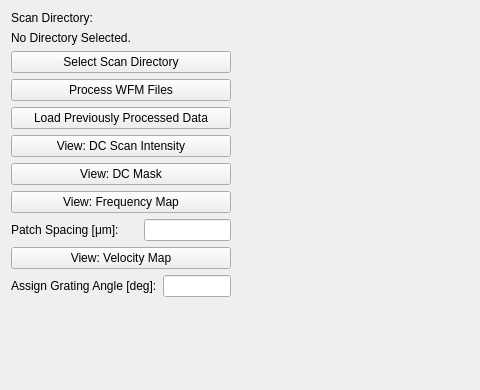
Above: visu_tab_widget.ui from TKAles/visu before the change; both pictures show x 0 to 480 and y 0 to 390 of the 848 by 647 pixel window. Below: the same form after it.
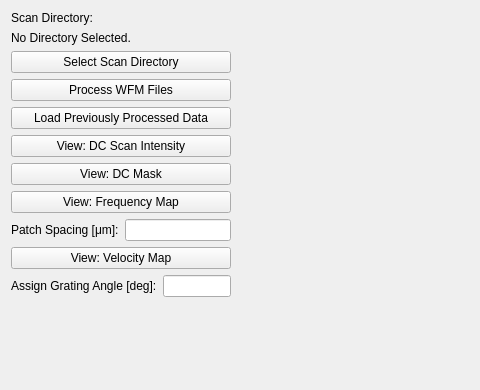
That is the form after the change.

What changed in the file:
```diff
--- a/visu_tab_widget.ui
+++ b/visu_tab_widget.ui
@@ -86,20 +86,14 @@
             </widget>
            </item>
            <item>
-            <spacer name="horizontalSpacer">
-             <property name="orientation">
-              <enum>Qt::Horizontal</enum>
-             </property>
-             <property name="sizeHint" stdset="0">
+            <widget class="QLineEdit" name="patch_spacing_textedit">
+             <property name="maximumSize">
               <size>
-               <width>40</width>
-               <height>20</height>
+               <width>200</width>
+               <height>16777215</height>
               </size>
              </property>
-            </spacer>
-           </item>
-           <item>
-            <widget class="QLineEdit" name="patch_spacing_textedit"/>
+            </widget>
            </item>
           </layout>
          </item>
```
Left out of the diff: 95 changed lines with no effect on the pictures.
